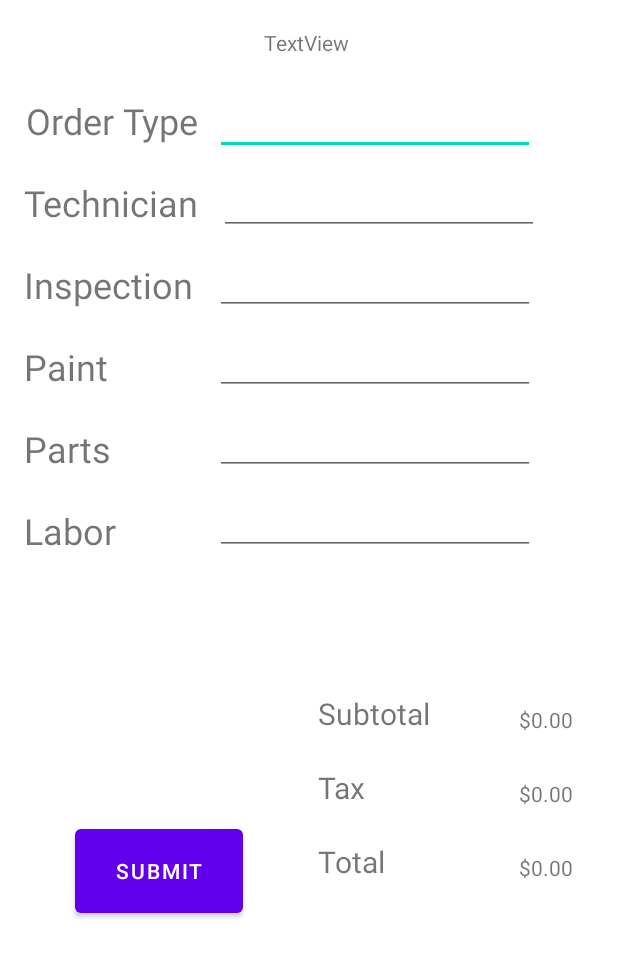
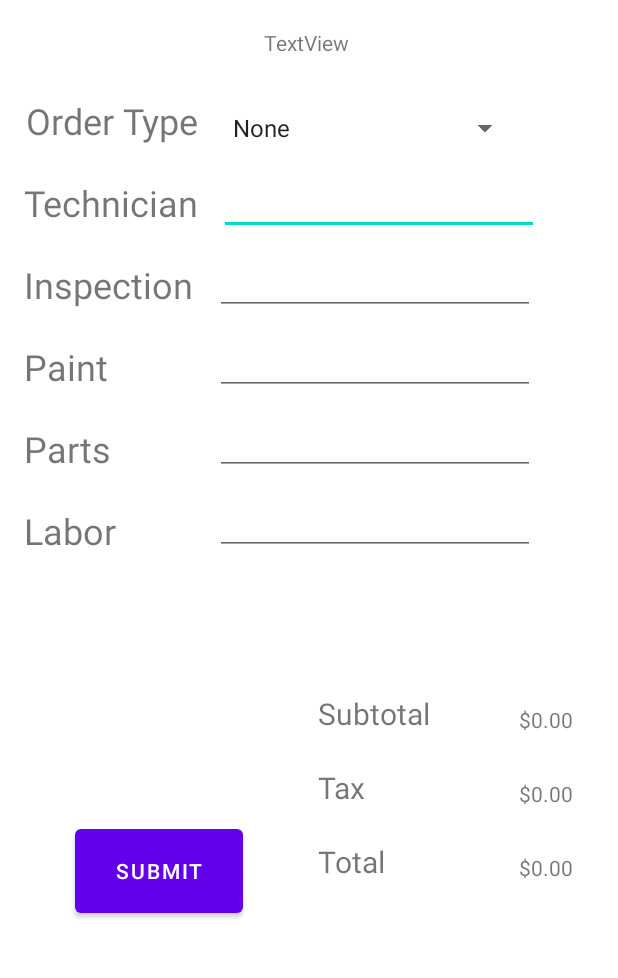
Before and after one commit to elijkon/RepairOrder, an Android app: the screen it shows after launch (RepairOrderActivity), on a phone screen of 412 x 824 dp, the part 242-1220 px from its top. Run offline under Robolectric (Android 15) with nearby library versions, the phone set to English and light mode, and no system bars.

Commit message:
1. Create a new string array resource 2. Add a Spinner to the UI 3. Bind the Spinner to arrays resource in Java code 4. Create and bind an OnItemSelectedListener to the spinner

```diff
--- a/app/src/main/java/com/example/repairorder/RepairOrderActivity.java
+++ b/app/src/main/java/com/example/repairorder/RepairOrderActivity.java
@@ -3,8 +3,11 @@ package com.example.repairorder;
 import android.os.Bundle;
 import android.util.Log;
 import android.view.View;
+import android.widget.AdapterView;
+import android.widget.ArrayAdapter;
 import android.widget.Button;
 import android.widget.EditText;
+import android.widget.Spinner;
 import android.widget.TextView;
 
 import androidx.activity.EdgeToEdge;
@@ -19,7 +22,19 @@ public class RepairOrderActivity extends AppCompatActivity {
     TextView subtotalTV, totalTV, taxTV;
     Button submitB;
     EditText partsET, laborET, paintET, inspectionET, orderET;
+    Spinner ordSpinner;
 
+
+    AdapterView.OnItemSelectedListener spinnerListener = new AdapterView.OnItemSelectedListener() {
+        @Override
+        public void onItemSelected(AdapterView<?> parent, View view, int position, long id) {
+            String selectedOrderType = parent.getItemAtPosition(position).toString();
+        }
+        @Override
+        public void onNothingSelected(AdapterView<?> parent) {
+
+        }
+    };
     View.OnClickListener buttonListener = new View.OnClickListener() {
         @Override
         public void onClick(View v) {
@@ -60,6 +75,7 @@ public class RepairOrderActivity extends AppCompatActivity {
         }
     };
 
+
     @Override
     protected void onCreate(Bundle savedInstanceState) {
 
@@ -82,10 +98,22 @@ public class RepairOrderActivity extends AppCompatActivity {
         submitB.setOnClickListener(buttonListener);
 
         subtotalTV = findViewById(R.id.subtotalAmount);
-        orderET = findViewById(R.id.typeInput);
+        //orderET = findViewById(R.id.typeInput);
         inspectionET = findViewById(R.id.inspectInput);
         paintET = findViewById(R.id.paintInput);
         partsET = findViewById(R.id.partsInput);
         laborET = findViewById(R.id.laborInput);
+
+        ordSpinner = findViewById(R.id.orderSpinner);
+        ArrayAdapter<CharSequence> adapter = ArrayAdapter.createFromResource(
+                this,
+                R.array.order_types,
+                android.R.layout.simple_spinner_item
+        );
+
+        adapter.setDropDownViewResource(android.R.layout.simple_spinner_dropdown_item);
+        ordSpinner.setAdapter(adapter);
+
+
     }
 }
--- a/app/src/main/res/layout/activity_repair_order.xml
+++ b/app/src/main/res/layout/activity_repair_order.xml
@@ -50,19 +50,17 @@
         app:layout_constraintStart_toStartOf="parent"
         app:layout_constraintTop_toBottomOf="@+id/Header" />
 
+
+<!--
     <EditText
         android:id="@+id/typeInput"
         android:layout_width="wrap_content"
         android:layout_height="wrap_content"
-        android:layout_marginStart="15dp"
-        android:layout_marginTop="20dp"
-        android:layout_marginEnd="55dp"
         android:ems="10"
         android:inputType="text"
-        app:layout_constraintEnd_toEndOf="parent"
-        app:layout_constraintHorizontal_bias="1.0"
-        app:layout_constraintStart_toEndOf="@+id/typeLabel"
-        app:layout_constraintTop_toBottomOf="@+id/textView2" />
+        tools:layout_editor_absoluteX="147dp"
+        tools:layout_editor_absoluteY="164dp" />
+-->
 
     <TextView
         android:id="@+id/techLabel"
@@ -82,13 +80,13 @@
         android:layout_width="wrap_content"
         android:layout_height="wrap_content"
         android:layout_marginStart="15dp"
-        android:layout_marginTop="8dp"
+        android:layout_marginTop="14dp"
         android:layout_marginEnd="55dp"
         android:ems="10"
         android:inputType="text"
         app:layout_constraintEnd_toEndOf="parent"
         app:layout_constraintStart_toEndOf="@+id/techLabel"
-        app:layout_constraintTop_toBottomOf="@+id/typeInput" />
+        app:layout_constraintTop_toBottomOf="@+id/orderSpinner" />
 
     <TextView
         android:id="@+id/inspectLabel"
@@ -252,4 +250,15 @@
         app:layout_constraintEnd_toEndOf="parent"
         app:layout_constraintTop_toBottomOf="@+id/taxAmount" />
 
+    <Spinner
+        android:id="@+id/orderSpinner"
+        android:layout_width="200dp"
+        android:layout_height="wrap_content"
+        android:layout_marginStart="14dp"
+        android:layout_marginTop="35dp"
+        android:layout_marginEnd="64dp"
+        app:layout_constraintEnd_toEndOf="parent"
+        app:layout_constraintStart_toEndOf="@+id/typeLabel"
+        app:layout_constraintTop_toBottomOf="@+id/textView2" />
+
 </androidx.constraintlayout.widget.ConstraintLayout>
--- a/app/src/main/res/values/strings.xml
+++ b/app/src/main/res/values/strings.xml
@@ -13,5 +13,13 @@
     <string name="total">Total</string>
     <string name="submit">Submit</string>
     <string name="dollarempty">$0.00</string>
+    <string-array name="order_types">
+        <item>None</item>
+        <item>Oil Change</item>
+        <item>Tire Rotation</item>
+        <item>Brake Inspection</item>
+        <item>Paint Job</item>
+        <item>Engine Repair</item>
+    </string-array>
 
 </resources>
```
Also changed, not shown: 1 other file.
